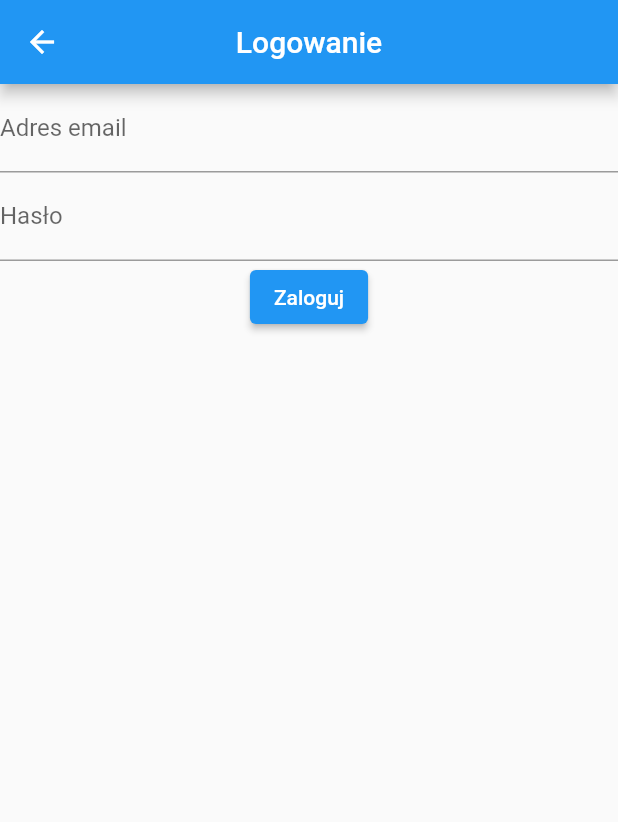
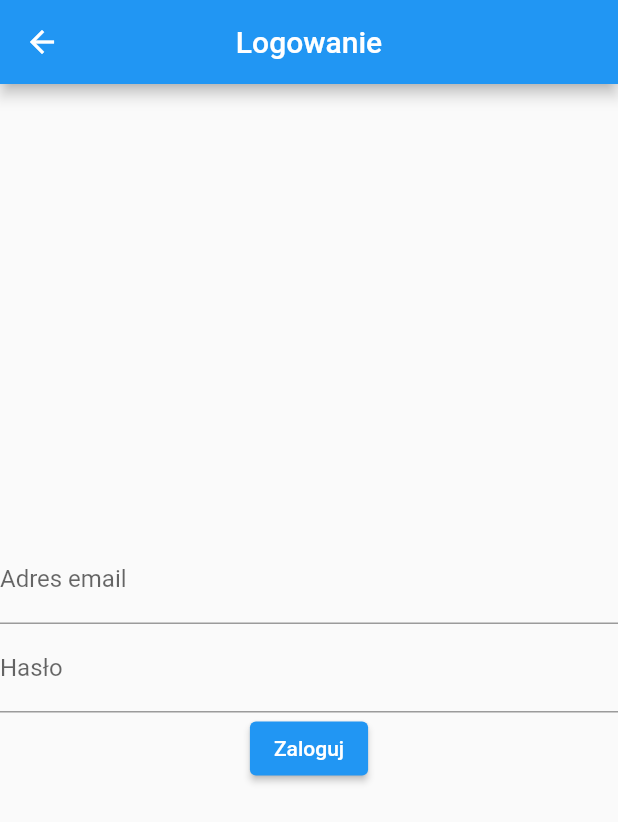
Before and after one commit to dar90/io-projekt-zespolowy, a Flutter app: the screen it shows after launch, after a tap on the "list" icon, on a phone screen of 412 x 824 dp. Shown: the top 822 px of the screen. Run offline on Flutter 3.47's test engine with Material 2 defaults, Android fonts, the phone set to English and light mode, and no system bars; our stand-ins replace firebase_auth, firebase_core, google_maps_flutter, google_sign_in; accounts and stored records are empty; network calls fail.

Commit message:
change login form and station info widget

```diff
--- a/mobile/palive/lib/widgets/login_widget.dart
+++ b/mobile/palive/lib/widgets/login_widget.dart
@@ -27,7 +27,9 @@ class _LoginWidgetState extends State<LoginWidget> {
         title: Text('Logowanie'),
         centerTitle: true,
       ),
-      body: Column(
+      body: Center(
+        child: Column(
+          mainAxisAlignment: MainAxisAlignment.center,
           children: [
             TextField(
               controller: loginController,
@@ -56,6 +58,7 @@ class _LoginWidgetState extends State<LoginWidget> {
             )
           ],
         ),
+      )
     );
   }
 }
--- a/mobile/palive/lib/widgets/petrol_station_widget.dart
+++ b/mobile/palive/lib/widgets/petrol_station_widget.dart
@@ -14,6 +14,7 @@ class PetrolStationWidget extends StatelessWidget {
       appBar: AppBar(
         title: const Text('Informacje o stacji'),
         centerTitle: true,
+        backgroundColor: Colors.red,
       ),
       body: Center(
         child: Column(
```
Lines whose indentation alone changed are shown as unchanged.
